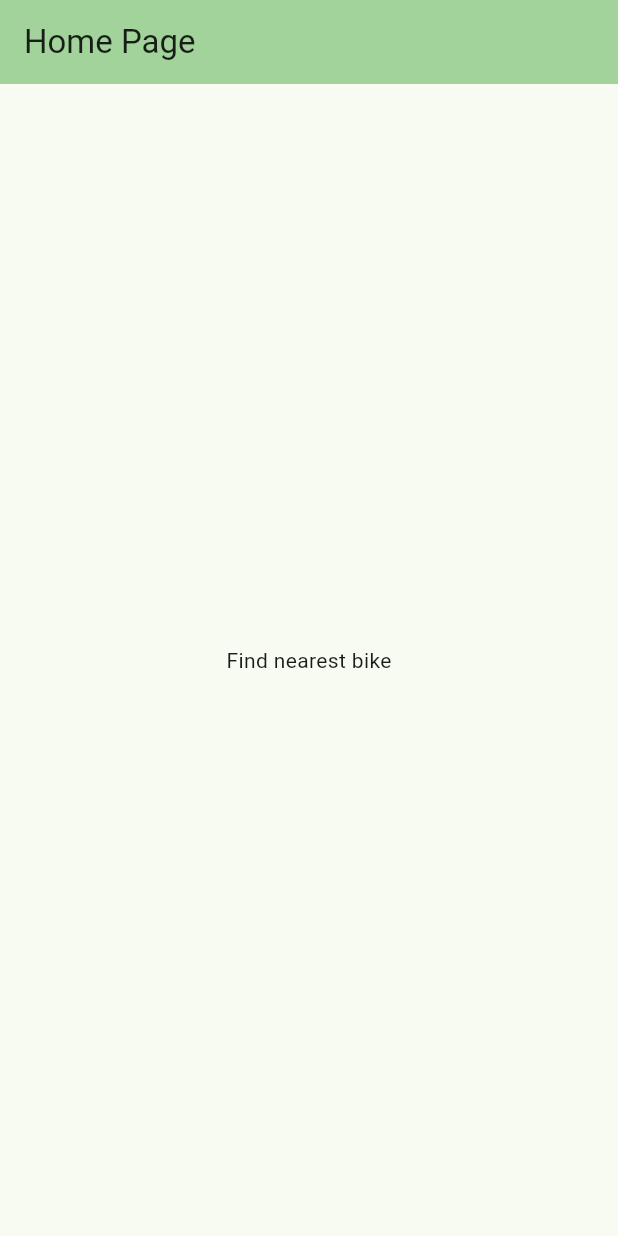
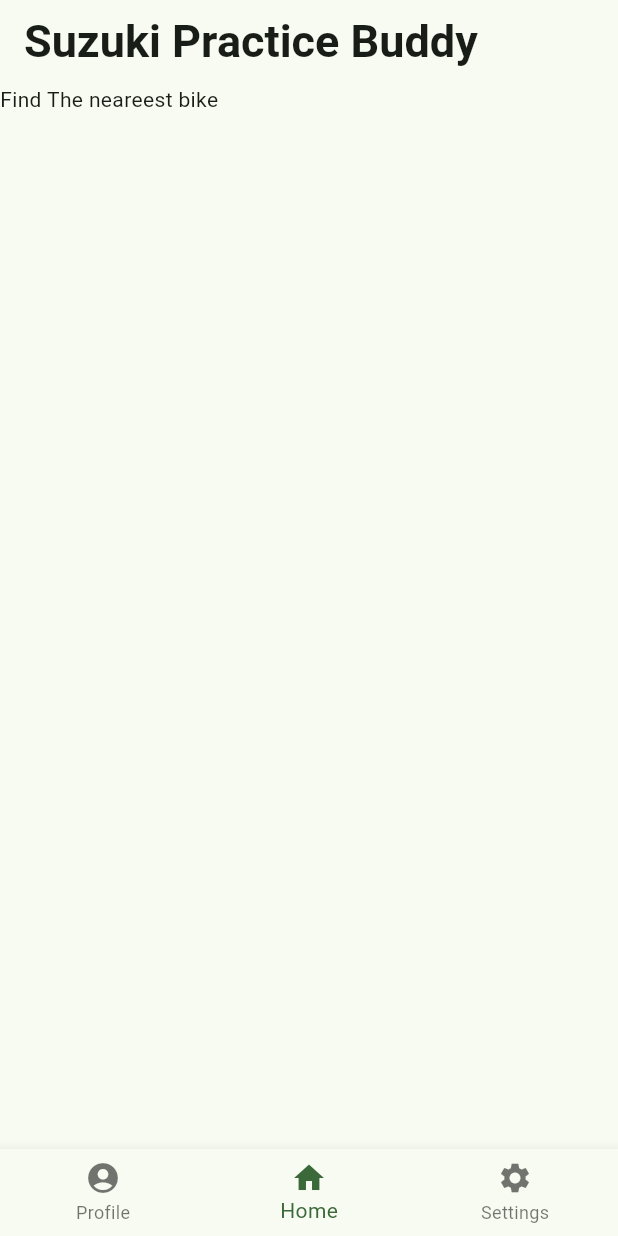
Before and after one commit to JamesRenn-ie/BrisHack25, a Flutter app: the screen it shows after launch, on a phone screen of 412 x 824 dp. Run offline on Flutter 3.47's test engine with Material 3 defaults, Android fonts, the light colour scheme and no system bars.

Commit message:
set up all pages

```diff
--- /dev/null
+++ b/EcoBike/lib/homePage.dart
@@ -0,0 +1,23 @@
+
+import 'package:flutter/cupertino.dart';
+import 'package:flutter/material.dart';
+
+class HomePage extends StatefulWidget {
+  @override
+  _HomePageState createState() => _HomePageState();
+
+}
+
+class _HomePageState extends State<HomePage> {
+  @override
+  Widget build(BuildContext context) {
+    return Scaffold(
+      body: Column(
+        children: [
+          Text("Find The neareest bike")
+        ],
+      ),
+    );
+  }
+
+}
--- a/EcoBike/lib/main.dart
+++ b/EcoBike/lib/main.dart
@@ -1,4 +1,8 @@
+import 'package:eco_bike/profilePage.dart';
+import 'package:eco_bike/settingsPage.dart';
 import 'package:flutter/material.dart';
+
+import 'homePage.dart';
 
 void main() {
   runApp(const MyApp());
@@ -16,7 +20,7 @@
         colorScheme: ColorScheme.fromSeed(seedColor: Colors.green),
         useMaterial3: true,
       ),
-      home: const MyHomePage(title: 'Home Page'),
+      home: const MyHomePage(title: 'Eco Bike'),
     );
   }
 }
@@ -33,24 +37,59 @@
 
 class _MyHomePageState extends State<MyHomePage> {
 
+  int _selectedIndex = 1; // Track which page is selected - initially, home page
+
+  List<Widget> _pages = [];
+
 
   @override
   Widget build(BuildContext context) {
+    _pages = [
+      ProfilePage(),
+      HomePage(),
+      SettingsPage(),
+
+    ];
     return Scaffold(
-      appBar: AppBar(
-        backgroundColor: Theme.of(context).colorScheme.inversePrimary,
-        title: Text(widget.title),
+        appBar: AppBar(
+
+        title: Text(
+          "Suzuki Practice Buddy",
+          style: TextStyle(
+            fontSize: 30,
+            fontWeight: FontWeight.bold,
+           ),
+          ),
+        ),
+        body: _pages[_selectedIndex],
+
+    bottomNavigationBar: BottomNavigationBar(
+
+      type: BottomNavigationBarType.fixed,
+      currentIndex: _selectedIndex,
+      onTap: _onItemTapped,
+      items: const <BottomNavigationBarItem>[
+      BottomNavigationBarItem(
+        icon: Icon(Icons.account_circle),
+        label: 'Profile',
       ),
-      body: Center(
-        child: Column(
-          mainAxisAlignment: MainAxisAlignment.center,
-          children: <Widget>[
-            const Text(
-              'Find nearest bike',
-            ),
-          ],
+        BottomNavigationBarItem(
+          icon: Icon(Icons.home),
+          label: 'Home',
         ),
-      ),// This trailing comma makes auto-formatting nicer for build methods.
+        BottomNavigationBarItem(
+          icon: Icon(Icons.settings),
+          label: 'Settings',
+        ),
+    ]
+    ),
     );
   }
+
+  // Allows user to switch between items on dock
+  void _onItemTapped(int index) {
+    setState(() {
+      _selectedIndex = index;
+    });
+  }
 }
--- /dev/null
+++ b/EcoBike/lib/profilePage.dart
@@ -0,0 +1,17 @@
+
+import 'package:flutter/cupertino.dart';
+import 'package:flutter/material.dart';
+
+class ProfilePage extends StatefulWidget {
+  @override
+  _ProfilePageState createState() => _ProfilePageState();
+
+}
+
+class _ProfilePageState extends State<ProfilePage> {
+  @override
+  Widget build(BuildContext context) {
+    return Scaffold();
+  }
+
+}
--- /dev/null
+++ b/EcoBike/lib/settingsPage.dart
@@ -0,0 +1,17 @@
+
+import 'package:flutter/cupertino.dart';
+import 'package:flutter/material.dart';
+
+class SettingsPage extends StatefulWidget {
+  @override
+  _SettingsPageState createState() => _SettingsPageState();
+
+}
+
+class _SettingsPageState extends State<SettingsPage> {
+  @override
+  Widget build(BuildContext context) {
+    return Scaffold();
+  }
+
+}
```
